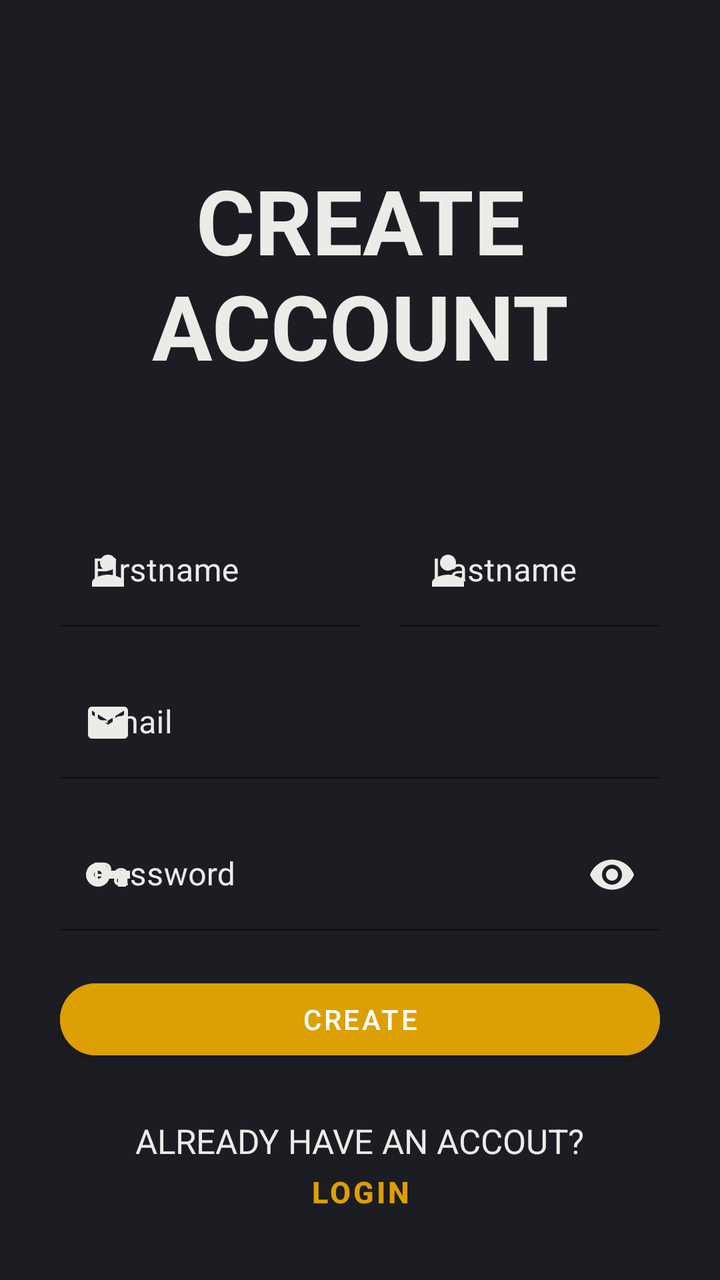
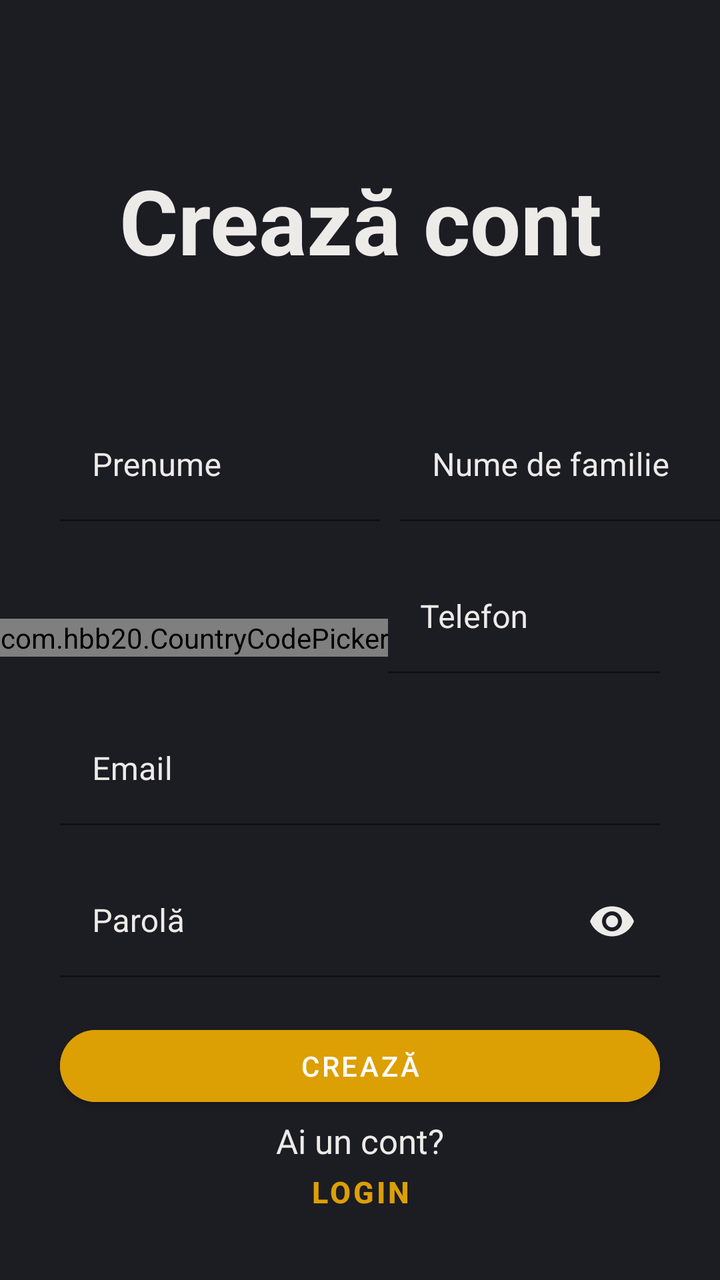

An Android layout rendered at two revisions. The XML below is the earlier revision; the diff shows what the commit changed to produce the second picture.
<!-- AndroidManifest.xml: application theme Theme.Login -->
<!-- res/layout/fragment_register.xml -->
<?xml version="1.0" encoding="utf-8"?>
<RelativeLayout xmlns:android="http://schemas.android.com/apk/res/android"
    xmlns:tools="http://schemas.android.com/tools"
    android:layout_width="match_parent"
    android:layout_height="match_parent"
    xmlns:app="http://schemas.android.com/apk/res-auto"
    android:background="@color/blackRussian"
    tools:context=".RegisterFragment">

    <TextView
        android:id="@+id/tv_logo"
        android:layout_width="wrap_content"
        android:layout_height="wrap_content"
        android:layout_centerHorizontal="true"
        android:layout_marginTop="80dp"
        android:layout_marginBottom="65dp"
        android:text="CREATE ACCOUNT"
        android:textStyle="bold"
        android:textAlignment="center"
        android:textColor="@color/desertStorm"
        android:textSize="45sp" />

    <com.google.android.material.textfield.TextInputLayout
        android:id="@+id/firstname"
        android:layout_width="150dp"
        android:layout_height="wrap_content"
        android:layout_below="@id/tv_logo"
        android:backgroundTint="@color/desertStorm"
        android:layout_marginLeft="30dp"
        android:textColorHint="@color/desertStorm"
        android:textColor="@color/desertStorm"
        android:hint="Firstname"
        android:inputType="textPersonName"
        android:textSize="15sp"
        app:startIconDrawable="@drawable/person_icon"
        app:startIconTint="@color/desertStorm"
        android:drawablePadding="10dp"
        app:errorEnabled="true">
        <com.google.android.material.textfield.TextInputEditText
            android:layout_width="match_parent"
            android:layout_height="wrap_content"
            android:background="@color/blackRussian"
            android:singleLine="true"/>
    </com.google.android.material.textfield.TextInputLayout>

    <com.google.android.material.textfield.TextInputLayout
        android:id="@+id/lastname"
        android:layout_width="150dp"
        android:layout_height="wrap_content"
        android:layout_below="@id/tv_logo"
        android:layout_toRightOf="@id/firstname"
        android:backgroundTint="@color/desertStorm"
        android:layout_marginLeft="20dp"
        android:layout_marginRight="30dp"
        android:textColorHint="@color/desertStorm"
        android:textColor="@color/desertStorm"
        android:hint="Lastname"
        android:inputType="textPersonName"
        android:textSize="15sp"
        app:startIconDrawable="@drawable/person_icon"
        app:startIconTint="@color/desertStorm"
        android:drawablePadding="10dp"
        app:errorEnabled="true">
        <com.google.android.material.textfield.TextInputEditText
            android:layout_width="match_parent"
            android:layout_height="wrap_content"
            android:background="@color/blackRussian"
            android:singleLine="true" />
    </com.google.android.material.textfield.TextInputLayout>



    <com.google.android.material.textfield.TextInputLayout
        android:id="@+id/email"
        android:layout_width="match_parent"
        android:layout_height="wrap_content"
        android:backgroundTint="@color/desertStorm"
        android:layout_below="@id/firstname"
        android:layout_marginLeft="30dp"
        android:layout_marginRight="30dp"
        android:textColorHint="@color/desertStorm"
        android:textColor="@color/desertStorm"
        android:hint="Email"
        android:inputType="textEmailAddress"
        android:textSize="15sp"
        app:startIconDrawable="@drawable/email_icon"
        app:startIconTint="@color/desertStorm"
        android:drawablePadding="10dp"
        app:errorEnabled="true">
        <com.google.android.material.textfield.TextInputEditText
            android:layout_width="match_parent"
            android:layout_height="wrap_content"
            android:background="@color/blackRussian" />
    </com.google.android.material.textfield.TextInputLayout>

    <com.google.android.material.textfield.TextInputLayout
        android:id="@+id/password"
        android:layout_width="match_parent"
        android:layout_height="wrap_content"
        android:backgroundTint="@color/desertStorm"
        android:layout_below="@id/email"
        android:layout_marginLeft="30dp"
        android:layout_marginRight="30dp"
        android:textColorHint="@color/desertStorm"
        android:textColor="@color/desertStorm"
        android:hint="Password"
        android:inputType="textPassword"
        android:textSize="15sp"
        app:startIconDrawable="@drawable/password_icon"
        app:startIconTint="@color/desertStorm"
        android:drawablePadding="10dp"
        app:endIconMode="password_toggle"
        app:endIconTint="@color/desertStorm"
        app:errorEnabled="true">
        <com.google.android.material.textfield.TextInputEditText
            android:layout_width="match_parent"
            android:layout_height="wrap_content"
            android:background="@color/blackRussian"
            android:inputType="textPassword"/>
    </com.google.android.material.textfield.TextInputLayout>


    <Button
        android:id="@+id/createButton"
        android:layout_width="match_parent"
        android:layout_height="wrap_content"
        android:layout_below="@id/password"
        android:layout_centerInParent="true"
        android:layout_marginLeft="30dp"
        android:layout_marginRight="30dp"
        android:layout_marginBottom="30dp"
        android:backgroundTint="@color/darkYellow"
        android:text="Create"
        android:textColor="@android:color/white"
        app:cornerRadius="20dp"/>

    <TextView
        android:id="@+id/dontHaveAccout"
        android:layout_width="wrap_content"
        android:layout_height="wrap_content"
        android:layout_centerHorizontal="true"
        android:textColor="@color/desertStorm"
        android:text="ALREADY HAVE AN ACCOUT?"
        android:layout_marginBottom="-10dp"
        android:textSize="17sp"
        android:layout_above="@id/backToLoginButton"/>


    <Button
        android:id="@+id/backToLoginButton"
        android:layout_width="wrap_content"
        android:layout_height="wrap_content"
        android:layout_alignParentBottom="true"
        android:layout_centerHorizontal="true"
        android:layout_marginBottom="20dp"
        android:backgroundTint="@color/blackRussian"
        android:outlineSpotShadowColor="@color/blackRussian"
        android:text="Login"
        android:textColor="@color/darkYellow"
        android:textSize="15sp"
        android:textStyle="bold"
        app:cornerRadius="20dp" />


</RelativeLayout>
<!-- resources referenced by this layout -->
<resources>
  <color name="blackRussian">#1c1c23</color>
  <color name="darkYellow">#dc9f04</color>
  <color name="desertStorm">#edebe8</color>
  <!-- drawable email_icon (drawable) -->
  <vector android:height="24dp" android:tint="#FFFFFF"
      android:viewportHeight="24" android:viewportWidth="24"
      android:width="24dp" xmlns:android="http://schemas.android.com/apk/res/android">
      <path android:fillColor="@android:color/white" android:pathData="M20,4L4,4c-1.1,0 -1.99,0.9 -1.99,2L2,18c0,1.1 0.9,2 2,2h16c1.1,0 2,-0.9 2,-2L22,6c0,-1.1 -0.9,-2 -2,-2zM20,8l-8,5 -8,-5L4,6l8,5 8,-5v2z"/>
  </vector>
  <!-- drawable password_icon (drawable) -->
  <vector android:height="24dp" android:tint="#FFFFFF"
      android:viewportHeight="24" android:viewportWidth="24"
      android:width="24dp" xmlns:android="http://schemas.android.com/apk/res/android">
      <path android:fillColor="@android:color/white" android:pathData="M12.65,10C11.83,7.67 9.61,6 7,6c-3.31,0 -6,2.69 -6,6s2.69,6 6,6c2.61,0 4.83,-1.67 5.65,-4H17v4h4v-4h2v-4H12.65zM7,14c-1.1,0 -2,-0.9 -2,-2s0.9,-2 2,-2 2,0.9 2,2 -0.9,2 -2,2z"/>
  </vector>
  <!-- drawable person_icon (drawable) -->
  <vector android:height="24dp" android:tint="#FFFFFF"
      android:viewportHeight="24" android:viewportWidth="24"
      android:width="24dp" xmlns:android="http://schemas.android.com/apk/res/android">
      <path android:fillColor="@android:color/white" android:pathData="M12,12c2.21,0 4,-1.79 4,-4s-1.79,-4 -4,-4 -4,1.79 -4,4 1.79,4 4,4zM12,14c-2.67,0 -8,1.34 -8,4v2h16v-2c0,-2.66 -5.33,-4 -8,-4z"/>
  </vector>
  <style name="Theme.Login" parent="Theme.MaterialComponents.DayNight.NoActionBar">
          
          <item name="colorPrimary">@color/purple_500</item>
          <item name="colorPrimaryVariant">@color/blackRussian</item>
          <item name="colorOnPrimary">@color/white</item>
          
          <item name="colorSecondary">@color/teal_200</item>
          <item name="colorSecondaryVariant">@color/teal_700</item>
          <item name="colorOnSecondary">@color/black</item>
          
          <item name="android:statusBarColor">?attr/colorPrimaryVariant</item>
          
      </style>
  <color name="purple_500">#FF6200EE</color>
  <color name="white">#FFFFFFFF</color>
  <color name="teal_200">#FF03DAC5</color>
  <color name="teal_700">#FF018786</color>
  <color name="black">#FF000000</color>
</resources>

<!-- the commit's change to res/layout/fragment_register.xml (unified diff, before → after) -->
@@ -1,9 +1,9 @@
 <?xml version="1.0" encoding="utf-8"?>
 <RelativeLayout xmlns:android="http://schemas.android.com/apk/res/android"
+    xmlns:app="http://schemas.android.com/apk/res-auto"
     xmlns:tools="http://schemas.android.com/tools"
     android:layout_width="match_parent"
     android:layout_height="match_parent"
-    xmlns:app="http://schemas.android.com/apk/res-auto"
     android:background="@color/blackRussian"
     tools:context=".RegisterFragment">
 
@@ -14,109 +14,164 @@
         android:layout_centerHorizontal="true"
         android:layout_marginTop="80dp"
         android:layout_marginBottom="65dp"
-        android:text="CREATE ACCOUNT"
-        android:textStyle="bold"
+        android:text="@string/createAccount"
         android:textAlignment="center"
         android:textColor="@color/desertStorm"
-        android:textSize="45sp" />
+        android:textSize="45sp"
+        android:textStyle="bold" />
+
+    <LinearLayout
+        android:id="@+id/fullName"
+        android:layout_width="match_parent"
+        android:layout_height="wrap_content"
+        android:layout_below="@id/tv_logo"
+        android:layout_centerHorizontal="true">
+
+        <com.google.android.material.textfield.TextInputLayout
+            android:id="@+id/firstname"
+            android:layout_width="160dp"
+            android:layout_height="wrap_content"
+            android:layout_marginLeft="30dp"
+            android:backgroundTint="@color/desertStorm"
+            android:hint="@string/firstName"
+
+            android:textColor="@color/desertStorm"
+            android:textColorHint="@color/desertStorm"
+            android:textSize="15sp"
+            app:errorEnabled="true"
+            app:startIconTint="@color/desertStorm">
+
+            <com.google.android.material.textfield.TextInputEditText
+                android:layout_width="match_parent"
+                android:layout_height="wrap_content"
+                android:inputType="textPersonName"
+                android:background="@color/blackRussian"
+                android:singleLine="true" />
+        </com.google.android.material.textfield.TextInputLayout>
+
+        <com.google.android.material.textfield.TextInputLayout
+            android:id="@+id/lastname"
+            android:layout_width="160dp"
+            android:layout_height="wrap_content"
+            android:layout_marginLeft="10dp"
+            android:layout_marginRight="30dp"
+            android:layout_toRightOf="@id/firstname"
+            android:backgroundTint="@color/desertStorm"
+            android:hint="@string/lastName"
+
+            android:textColor="@color/desertStorm"
+            android:textColorHint="@color/desertStorm"
+            android:textSize="15sp"
+            app:errorEnabled="true"
+            app:startIconTint="@color/desertStorm">
+
+            <com.google.android.material.textfield.TextInputEditText
+                android:layout_width="match_parent"
+                android:layout_height="wrap_content"
+                android:inputType="textPersonName"
+                android:background="@color/blackRussian"
+                android:singleLine="true" />
+        </com.google.android.material.textfield.TextInputLayout>
+
+    </LinearLayout>
+
+    <LinearLayout
+        android:id="@+id/phone"
+        android:layout_width="match_parent"
+        android:layout_height="wrap_content"
+        android:layout_below="@id/fullName"
+        android:gravity="center_vertical">
+
+        <com.hbb20.CountryCodePicker
+            android:id="@+id/ccpRegistration"
+            android:layout_width="wrap_content"
+            android:layout_height="wrap_content"
+            app:ccpDialog_backgroundColor="@color/black"
+            app:ccpDialog_fastScroller_bubbleColor="@color/desertStorm"
+            app:ccpDialog_fastScroller_bubbleTextAppearance="@style/bubbleText"
+            app:ccpDialog_fastScroller_handleColor="@color/desertStorm"
+            app:ccpDialog_showCloseIcon="true"
+            app:ccpDialog_textColor="@color/desertStorm"
+            app:ccp_autoDetectCountry="true"
+            app:ccp_autoFormatNumber="true"
+            app:ccp_countryPreference="ro"
+            app:ccp_defaultNameCode="ro"
+            app:ccp_showNameCode="false" />
+
+
+        <com.google.android.material.textfield.TextInputLayout
+            android:id="@+id/phoneNumberRegistration"
+            android:layout_width="match_parent"
+            android:layout_height="wrap_content"
+            android:layout_marginRight="30dp"
+            android:backgroundTint="@color/desertStorm"
+            android:drawablePadding="10dp"
+            android:hint="Telefon"
+
+            android:textColor="@color/desertStorm"
+            android:textColorHint="@color/desertStorm"
+
+            android:textSize="15sp"
+            app:errorEnabled="true"
+            app:startIconTint="@color/desertStorm">
+
+            <com.google.android.material.textfield.TextInputEditText
+                android:layout_width="match_parent"
+                android:layout_height="wrap_content"
+                android:background="@color/blackRussian"
+                android:inputType="phone" />
+        </com.google.android.material.textfield.TextInputLayout>
+    </LinearLayout>
 
     <com.google.android.material.textfield.TextInputLayout
-        android:id="@+id/firstname"
-        android:layout_width="150dp"
-        android:layout_height="wrap_content"
-        android:layout_below="@id/tv_logo"
+        android:id="@+id/email"
+        android:layout_width="match_parent"
+        android:layout_height="wrap_content"
+        android:layout_below="@id/phone"
+        android:layout_marginLeft="30dp"
+        android:layout_marginRight="30dp"
         android:backgroundTint="@color/desertStorm"
-        android:layout_marginLeft="30dp"
+        android:drawablePadding="10dp"
+        android:hint="@string/email"
+
+        android:textColor="@color/desertStorm"
         android:textColorHint="@color/desertStorm"
-        android:textColor="@color/desertStorm"
-        android:hint="Firstname"
-        android:inputType="textPersonName"
+
         android:textSize="15sp"
-        app:startIconDrawable="@drawable/person_icon"
-        app:startIconTint="@color/desertStorm"
-        android:drawablePadding="10dp"
-        app:errorEnabled="true">
+        app:errorEnabled="true"
+        app:startIconTint="@color/desertStorm">
+
         <com.google.android.material.textfield.TextInputEditText
             android:layout_width="match_parent"
             android:layout_height="wrap_content"
             android:background="@color/blackRussian"
-            android:singleLine="true"/>
-    </com.google.android.material.textfield.TextInputLayout>
-
-    <com.google.android.material.textfield.TextInputLayout
-        android:id="@+id/lastname"
-        android:layout_width="150dp"
-        android:layout_height="wrap_content"
-        android:layout_below="@id/tv_logo"
-        android:layout_toRightOf="@id/firstname"
-        android:backgroundTint="@color/desertStorm"
-        android:layout_marginLeft="20dp"
-        android:layout_marginRight="30dp"
-        android:textColorHint="@color/desertStorm"
-        android:textColor="@color/desertStorm"
-        android:hint="Lastname"
-        android:inputType="textPersonName"
-        android:textSize="15sp"
-        app:startIconDrawable="@drawable/person_icon"
-        app:startIconTint="@color/desertStorm"
-        android:drawablePadding="10dp"
-        app:errorEnabled="true">
-        <com.google.android.material.textfield.TextInputEditText
-            android:layout_width="match_parent"
-            android:layout_height="wrap_content"
-            android:background="@color/blackRussian"
-            android:singleLine="true" />
-    </com.google.android.material.textfield.TextInputLayout>
-
-
-
-    <com.google.android.material.textfield.TextInputLayout
-        android:id="@+id/email"
-        android:layout_width="match_parent"
-        android:layout_height="wrap_content"
-        android:backgroundTint="@color/desertStorm"
-        android:layout_below="@id/firstname"
-        android:layout_marginLeft="30dp"
-        android:layout_marginRight="30dp"
-        android:textColorHint="@color/desertStorm"
-        android:textColor="@color/desertStorm"
-        android:hint="Email"
-        android:inputType="textEmailAddress"
-        android:textSize="15sp"
-        app:startIconDrawable="@drawable/email_icon"
-        app:startIconTint="@color/desertStorm"
-        android:drawablePadding="10dp"
-        app:errorEnabled="true">
-        <com.google.android.material.textfield.TextInputEditText
-            android:layout_width="match_parent"
-            android:layout_height="wrap_content"
-            android:background="@color/blackRussian" />
+            android:inputType="textEmailAddress" />
     </com.google.android.material.textfield.TextInputLayout>
 
     <com.google.android.material.textfield.TextInputLayout
         android:id="@+id/password"
         android:layout_width="match_parent"
         android:layout_height="wrap_content"
-        android:backgroundTint="@color/desertStorm"
         android:layout_below="@id/email"
         android:layout_marginLeft="30dp"
         android:layout_marginRight="30dp"
+        android:backgroundTint="@color/desertStorm"
+        android:drawablePadding="10dp"
+        android:hint="@string/password"
+        android:inputType="textPassword"
+        android:textColor="@color/desertStorm"
         android:textColorHint="@color/desertStorm"
-        android:textColor="@color/desertStorm"
-        android:hint="Password"
-        android:inputType="textPassword"
         android:textSize="15sp"
-        app:startIconDrawable="@drawable/password_icon"
-        app:startIconTint="@color/desertStorm"
-        android:drawablePadding="10dp"
         app:endIconMode="password_toggle"
         app:endIconTint="@color/desertStorm"
-        app:errorEnabled="true">
+        app:errorEnabled="true"
+        app:startIconTint="@color/desertStorm">
+
         <com.google.android.material.textfield.TextInputEditText
             android:layout_width="match_parent"
             android:layout_height="wrap_content"
             android:background="@color/blackRussian"
-            android:inputType="textPassword"/>
+            android:inputType="textPassword" />
     </com.google.android.material.textfield.TextInputLayout>
 
 
@@ -130,20 +185,20 @@
         android:layout_marginRight="30dp"
         android:layout_marginBottom="30dp"
         android:backgroundTint="@color/darkYellow"
-        android:text="Create"
+        android:text="Crează"
         android:textColor="@android:color/white"
-        app:cornerRadius="20dp"/>
+        app:cornerRadius="20dp" />
 
     <TextView
         android:id="@+id/dontHaveAccout"
         android:layout_width="wrap_content"
         android:layout_height="wrap_content"
+        android:layout_above="@id/backToLoginButton"
         android:layout_centerHorizontal="true"
-        android:textColor="@color/desertStorm"
-        android:text="ALREADY HAVE AN ACCOUT?"
         android:layout_marginBottom="-10dp"
-        android:textSize="17sp"
-        android:layout_above="@id/backToLoginButton"/>
+        android:text="@string/withAccount"
+        android:textColor="@color/desertStorm"
+        android:textSize="17sp" />
 
 
     <Button
@@ -155,7 +210,7 @@
         android:layout_marginBottom="20dp"
         android:backgroundTint="@color/blackRussian"
         android:outlineSpotShadowColor="@color/blackRussian"
-        android:text="Login"
+        android:text="@string/login"
         android:textColor="@color/darkYellow"
         android:textSize="15sp"
         android:textStyle="bold"
<!-- resource entries referenced after the edit -->
@@ -3,28 +3,20 @@
   <color name="blackRussian">#1c1c23</color>
   <color name="darkYellow">#dc9f04</color>
   <color name="desertStorm">#edebe8</color>
-  <!-- drawable email_icon (drawable) -->
-  <vector android:height="24dp" android:tint="#FFFFFF"
-      android:viewportHeight="24" android:viewportWidth="24"
-      android:width="24dp" xmlns:android="http://schemas.android.com/apk/res/android">
-      <path android:fillColor="@android:color/white" android:pathData="M20,4L4,4c-1.1,0 -1.99,0.9 -1.99,2L2,18c0,1.1 0.9,2 2,2h16c1.1,0 2,-0.9 2,-2L22,6c0,-1.1 -0.9,-2 -2,-2zM20,8l-8,5 -8,-5L4,6l8,5 8,-5v2z"/>
-  </vector>
-  <!-- drawable password_icon (drawable) -->
-  <vector android:height="24dp" android:tint="#FFFFFF"
-      android:viewportHeight="24" android:viewportWidth="24"
-      android:width="24dp" xmlns:android="http://schemas.android.com/apk/res/android">
-      <path android:fillColor="@android:color/white" android:pathData="M12.65,10C11.83,7.67 9.61,6 7,6c-3.31,0 -6,2.69 -6,6s2.69,6 6,6c2.61,0 4.83,-1.67 5.65,-4H17v4h4v-4h2v-4H12.65zM7,14c-1.1,0 -2,-0.9 -2,-2s0.9,-2 2,-2 2,0.9 2,2 -0.9,2 -2,2z"/>
-  </vector>
-  <!-- drawable person_icon (drawable) -->
-  <vector android:height="24dp" android:tint="#FFFFFF"
-      android:viewportHeight="24" android:viewportWidth="24"
-      android:width="24dp" xmlns:android="http://schemas.android.com/apk/res/android">
-      <path android:fillColor="@android:color/white" android:pathData="M12,12c2.21,0 4,-1.79 4,-4s-1.79,-4 -4,-4 -4,1.79 -4,4 1.79,4 4,4zM12,14c-2.67,0 -8,1.34 -8,4v2h16v-2c0,-2.66 -5.33,-4 -8,-4z"/>
-  </vector>
+  <string name="createAccount">Crează cont</string>
+  <string name="email">Email</string>
+  <string name="firstName">Prenume</string>
+  <string name="lastName">Nume de familie</string>
+  <string name="login">Login</string>
+  <string name="password">Parolă</string>
+  <string name="withAccount">Ai un cont?</string>
+  <style name="bubbleText">
+          <item name="android:textColor">#000000</item>
+      </style>
   <style name="Theme.Login" parent="Theme.MaterialComponents.DayNight.NoActionBar">
           
           <item name="colorPrimary">@color/purple_500</item>
-          <item name="colorPrimaryVariant">@color/blackRussian</item>
+          <item name="colorPrimaryVariant">@color/darkYellow</item>
           <item name="colorOnPrimary">@color/white</item>
           
           <item name="colorSecondary">@color/teal_200</item>
